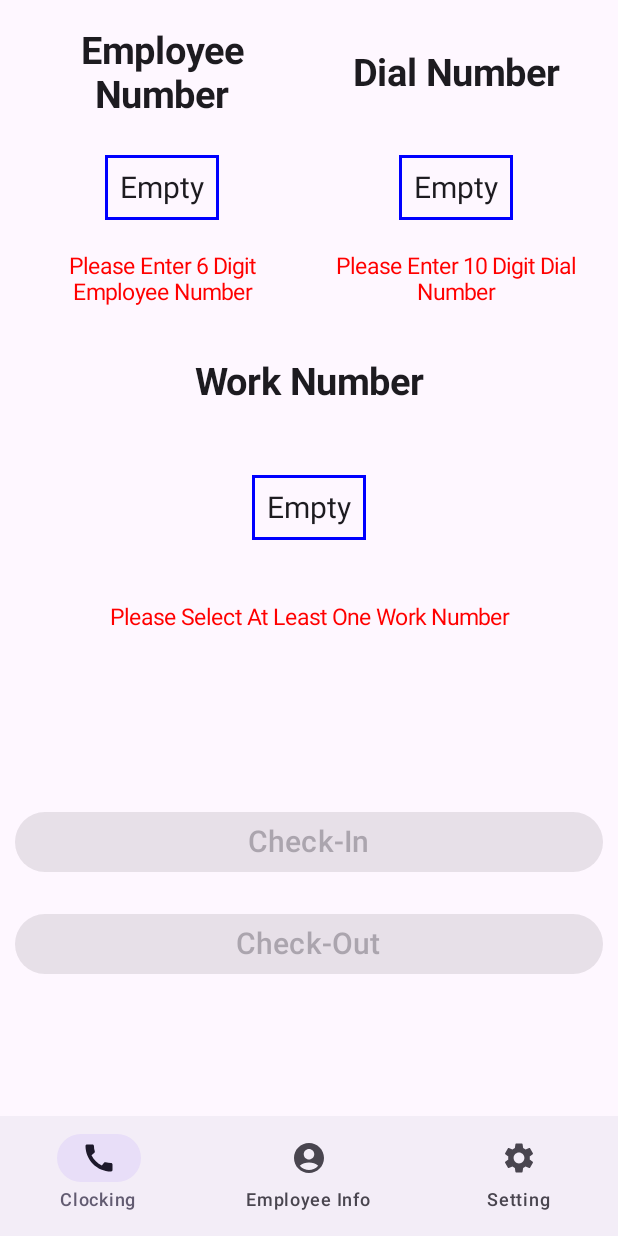
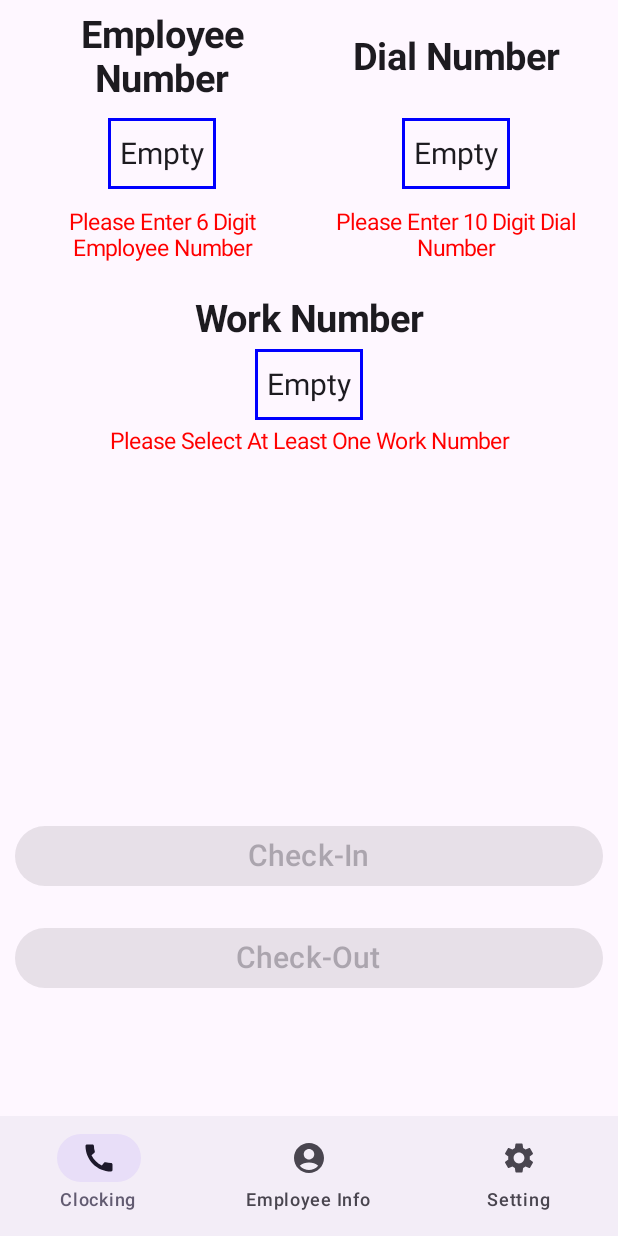
Before and after one commit to Haolinc/HHAeXchangeAttandanceApp, an Android app built with Jetpack Compose: the CLOCKING screen opened through its navigation route, on a phone screen of 412 x 824 dp. Run offline under Robolectric (Android 15) with nearby library versions, the phone set to English and light mode, and no system bars; our stand-ins replace livedata-compose; 1 statement that could not run was skipped.

Commit message:
UI improvement part 2 (#4)
* overhaul clocking UI and rename CallNum to be DialNum

* now use CallListener class

* reorder viewModel files into viewModel package

* revise structure of CallListener and add listener to ClockingFragment

* fix issues on composable multiple calls

* add safeguard for registration and unregistration to CallListener, and add unregistration and registration logic tide to lifecycle in Clocking

* added more eligible work numbers and reorganzied the composable code

* change from LazyVerticalGrid to Column and Row to boost performance

* fix issue on permission and move permission request from MainActivity to Clocking

* wrap permission methods into interface and classes instead of simply using object

* refine CallListener check permission logic into ClockingComposable

* move and remove some variable in ClockingComposable

* revise and added unit tests for CallListener and Clocking

* Restructure Setting page

* adjust Clocking layout for newly added work numbers

* change permission requests to proper string text

* built PermisisonGuideFragment

* added backarrow to permission guide page

* refine Clocking composable Employee number and Dial number section by boxing them individually

* correct dial number header text position, now it will be relative to employee number head text

* disable animation for now to solve issues in in Setting Composable

```diff
--- a/app/src/main/java/com/example/generalattendance/MainActivity.kt
+++ b/app/src/main/java/com/example/generalattendance/MainActivity.kt
@@ -95,6 +95,8 @@ class MainActivity : ComponentActivity() {
                 modifier = Modifier
                     .fillMaxHeight()
                     .padding(paddingValue),
+                enterTransition = { EnterTransition.None },
+                exitTransition = { ExitTransition.None }
             ) {
                 composable(RouteEnum.CLOCKING.name) {
                     ClockingFragment(employeeInfoViewModel)
--- a/app/src/main/java/com/example/generalattendance/ui/ClockingFragment.kt
+++ b/app/src/main/java/com/example/generalattendance/ui/ClockingFragment.kt
@@ -12,9 +12,12 @@ import androidx.compose.foundation.layout.Arrangement
 import androidx.compose.foundation.layout.Box
 import androidx.compose.foundation.layout.Column
 import androidx.compose.foundation.layout.Row
+import androidx.compose.foundation.layout.Spacer
 import androidx.compose.foundation.layout.fillMaxSize
 import androidx.compose.foundation.layout.fillMaxWidth
+import androidx.compose.foundation.layout.height
 import androidx.compose.foundation.layout.padding
+import androidx.compose.foundation.layout.wrapContentHeight
 import androidx.compose.material3.Button
 import androidx.compose.material3.Text
 import androidx.compose.runtime.Composable
@@ -124,54 +127,68 @@ fun ClockingFragment(viewModel: EmployeeInfoViewModel){
     ){
         // ----Info Top----
         Column(
-            verticalArrangement = Arrangement.Center,
             horizontalAlignment = Alignment.CenterHorizontally,
             modifier = Modifier
-                .weight(1.5f)
+                .weight(1.25f)
                 .fillMaxWidth()
-                .padding(10.dp)
+                .padding(vertical = 5.dp, horizontal = 10.dp)
         ){
             val emptyDefaultText = stringResource(R.string.fragment_clocking_content_text_default)
-            // ----Employee Number, Dial Number----
+            // ----Employee Number, Dial Number Section----
             // Split into 2 sections top Employee Number and Dial Number, bottom Work numbers
             Column(
-                verticalArrangement = Arrangement.Center,
-                horizontalAlignment = Alignment.CenterHorizontally,
-                modifier = Modifier.weight(1.75f)
+                modifier = Modifier.weight(1.25f)
             ){
-                // ----Employee Number and Dial Number Title----
                 Row(
                     horizontalArrangement = Arrangement.Center,
                     verticalAlignment = Alignment.CenterVertically,
                     modifier = Modifier.weight(1f)
+                        .fillMaxWidth()
                 ){
-                    TopSectionTitleText(content = stringResource(R.string.fragment_clocking_header_employee_number), modifier = Modifier.weight(1f))
-                    TopSectionTitleText(content = stringResource(R.string.fragment_clocking_header_dial_number), modifier = Modifier.weight(1f))
-                }
-                // ----Employee Number and Dial Number Content----
-                Row(
-                    horizontalArrangement = Arrangement.Center,
-                    verticalAlignment = Alignment.CenterVertically,
+                    // ----Employee Number----
+                    Box(
+                        contentAlignment = Alignment.Center,
+                        modifier = Modifier
+                            .weight(1f)
+                            .fillMaxSize()
+                    ) {
+                        Column(
+                            verticalArrangement = Arrangement.Center,
+                            horizontalAlignment = Alignment.CenterHorizontally,
+                        ) {
+                            TopSectionTitleText(
+                                content = stringResource(R.string.fragment_clocking_header_employee_number),
                                 modifier = Modifier.weight(1f)
-                ){
-                    val employeeNumText = if (employeeNumber == "") emptyDefaultText else employeeNumber
+                            )
+                            val employeeNumText =
+                                if (employeeNumber == "") emptyDefaultText else employeeNumber
                             EmployeeInfoSection(content = employeeNumText, modifier = Modifier.weight(1f))
-                    val dialNumText = if (dialNumber == "") emptyDefaultText else dialNumber
-                    EmployeeInfoSection(content = dialNumText, modifier = Modifier.weight(1f))
-                }
-
-                // ----Employee Number and Dial Number Error Text----
-                Row(
-                    horizontalArrangement = Arrangement.Center,
-                    verticalAlignment = Alignment.CenterVertically,
-                    modifier = Modifier.weight(1f)
-                ){
                             val employeeNumErrorText =
                                 if (employeeNumber.length < 6)
                                     stringResource(R.string.error_text_employee_number)
                                 else
                                     ""
                             ErrorText(employeeNumErrorText, Modifier.weight(1f))
+                        }
+                    }
+
+                    // ----Dial Number----
+                    Box(
+                        contentAlignment = Alignment.Center,
+                        modifier = Modifier
+                            .weight(1f)
+                            .fillMaxSize()
+                    ){
+                        Column(
+                            verticalArrangement = Arrangement.Center,
+                            horizontalAlignment = Alignment.CenterHorizontally,
+                        ){
+                            TopSectionTitleText(
+                                content = stringResource(R.string.fragment_clocking_header_dial_number),
+                                modifier = Modifier.weight(1f)
+                            )
+                            val dialNumText = if (dialNumber == "") emptyDefaultText else dialNumber
+                            EmployeeInfoSection(content = dialNumText, modifier = Modifier.weight(1f))
                             val dialNumErrorText =
                                 if (dialNumber.length < 10)
                                     stringResource(R.string.error_text_dial_number)
@@ -181,18 +198,21 @@ fun ClockingFragment(viewModel: EmployeeInfoViewModel){
                         }
                     }
 
+                }
+            }
+
             // ----Work Number----
             Column(
-                verticalArrangement = Arrangement.Center,
                 horizontalAlignment = Alignment.CenterHorizontally,
-                modifier = Modifier.weight(1.5f)
+                modifier = Modifier.weight(1.7f)
             ){
-                TopSectionTitleText(content = stringResource(R.string.fragment_clocking_header_work_number), modifier = Modifier.weight(1f))
-                val workNumText = if (workNumList.isEmpty()) emptyDefaultText else workNumList.sorted().toString()
-                EmployeeInfoSection(content = workNumText, modifier = Modifier.weight(3f))
+                TopSectionTitleText(content = stringResource(R.string.fragment_clocking_header_work_number), modifier = Modifier)
+                Spacer(modifier = Modifier.height(5.dp))
+                val workNumText = if (workNumList.isEmpty()) emptyDefaultText else workNumList.sorted().joinToString()
+                EmployeeInfoSection(content = workNumText, modifier = Modifier)
                 // to save some more space
                 if (workNumList.isEmpty())
-                    ErrorText(stringResource(R.string.error_text_work_number), Modifier.weight(1f))
+                    ErrorText(stringResource(R.string.error_text_work_number), Modifier)
             }
 
         }
@@ -201,7 +221,7 @@ fun ClockingFragment(viewModel: EmployeeInfoViewModel){
         Column(
             verticalArrangement = Arrangement.Center,
             horizontalAlignment = Alignment.CenterHorizontally,
-            modifier = Modifier.weight(1f)
+            modifier = Modifier.weight(0.75f)
         ){
             if (calculateTotalWaitTime(false, workNumList.size)*1000 > getSystemScreenTimeout(context) && !Settings.System.canWrite(context))
                 ErrorText(text = stringResource(R.string.error_text_work_number_greater_than_screen_timeout), Modifier)
@@ -283,10 +303,10 @@ fun EmployeeInfoSection(content: String, modifier: Modifier){
         modifier = modifier
     ){
         Box(
-            modifier = Modifier.border(2.dp, Color.Blue),
+            modifier = Modifier.border(2.dp, Color.Blue).padding(horizontal = 8.dp, vertical = 12.dp),
             contentAlignment = Alignment.Center
         ){
-            Text(text = content, fontSize = 20.sp, modifier = modifier.padding(10.dp), textAlign = TextAlign.Center)
+            Text(text = content, fontSize = 20.sp, textAlign = TextAlign.Center)
         }
     }
 }
@@ -298,7 +318,7 @@ fun TopSectionTitleText(content: String, modifier: Modifier){
         fontSize = 25.sp,
         textAlign = TextAlign.Center,
         fontWeight = FontWeight.Bold,
-        modifier = modifier
+        modifier = modifier.wrapContentHeight()
     )
 }
 
--- a/app/src/main/res/values/strings.xml
+++ b/app/src/main/res/values/strings.xml
@@ -9,7 +9,7 @@
     <string name="EmployeeInfoFragment">Employee Info</string>
     <string name="SettingFragment">Setting</string>
     <string name="LanguageFragment">Language</string>
-    <string name="PermissionFragment">Permission</string>
+    <string name="PermissionFragment">Change System Setting Permission</string>
 
     <!--Clocking Fragment-->
     <!--Top Section-->
@@ -33,9 +33,13 @@
     <string name="error_text_dial_number">Please Enter 10 Digit Dial Number</string>
     <string name="error_text_work_number">Please Select At Least One Work Number</string>
     <string name="error_text_call_permission">Please Allow Phone Call Permission To Use App</string>
-    <string name="error_text_work_number_greater_than_screen_timeout">Call Duration Might Exceed The Screen Timeout, Please Hold The Screen While At Call Or Grant Setting Permission To This App In Setting -> Permission</string>
+    <string name="error_text_work_number_greater_than_screen_timeout">Call Duration Might Exceed The Screen Timeout, Please Hold The Screen While At Call Or Grant Setting Permission To This App In \"Setting\" -> \"Change System Setting Permission\"</string>
 
     <!--Toast Messages-->
     <string name="toast_permission_granted">Permission Granted!</string>
     <string name="toast_permission_already_granted">App Already Have Permission!</string>
+
+    <!--Permission Guide Fragment-->
+    <string name="fragment_permission_rational_text">Click on \"Request Permission\" and press on toggle button as shown in the image to enable write setting permission</string>
+    <string name="fragment_permission_request_permission_button_text">Request Permission</string>
 </resources>
```
Also changed, not shown: app/src/main/java/com/example/generalattendance/ui/PermissionGuideFragment.kt (+56 -17 lines), app/src/main/java/com/example/generalattendance/ui/SettingFragment.kt (+11 -7 lines), app/src/main/res/drawable-zh/write_setting_guide_image.jpg (added), app/src/main/res/drawable/write_setting_guide_image.jpg (added), 1 other file. Lines whose indentation alone changed are shown as unchanged.
